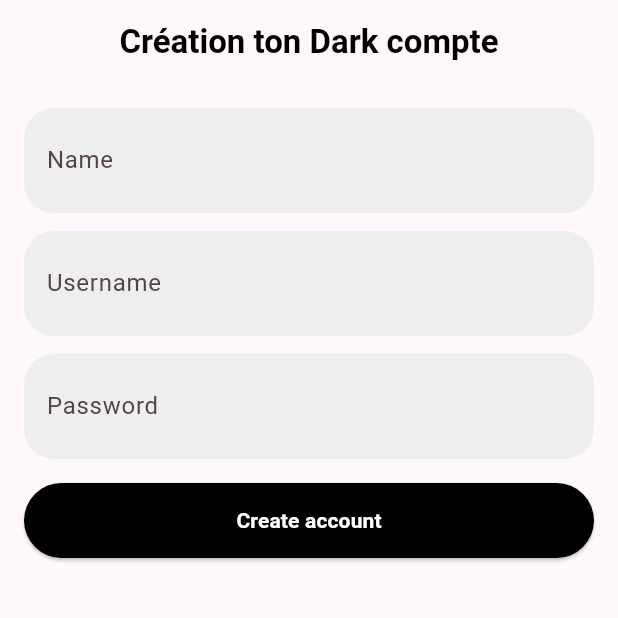
After one commit to CesiChatPHPFlutter/DarkChat, a Flutter app: the screen it shows after launch, after a tap on "Sign Up", on a phone screen of 412 x 824 dp, the top half of it. The commit adds this screen. Run offline on Flutter 3.47's test engine with Material 3 defaults, Android fonts, the phone set to English and light mode, and no system bars; network calls fail.

Commit message:
Add token field to User model and handle login failure, create account , function getChats

```diff
--- a/lib/models/user.dart
+++ b/lib/models/user.dart
@@ -3,8 +3,9 @@ class User {
   String? name;
   String? mail;
   String? password;
+  String? token;
 
-  User({this.user_id, this.name, this.mail, this.password});
+  User({this.user_id, this.name, this.mail, this.password, required String token});
 
   Map<String, dynamic> toMap() {
     return {
@@ -21,6 +22,7 @@ class User {
       name: map['name'],
       mail: map['mail'],
       password: map['password'],
+      token: map['token'],
     );
   }
 }
--- /dev/null
+++ b/lib/pages/createAccount.dart
@@ -0,0 +1,163 @@
+import 'package:flutter/material.dart';
+import 'package:message_app/repositories/user_repository.dart';
+import 'package:message_app/pages/login.dart';
+
+class CreateAccount extends StatefulWidget {
+  const CreateAccount({Key? key}) : super(key: key);
+
+  @override
+  _CreateAccountState createState() => _CreateAccountState();
+}
+
+class _CreateAccountState extends State<CreateAccount> {
+  final TextEditingController _nameController = TextEditingController();
+  final TextEditingController _usernameController = TextEditingController();
+  final TextEditingController _passwordController = TextEditingController();
+
+  void _submitForm() async {
+    String name = _nameController.text;
+    String username = _usernameController.text;
+    String password = _passwordController.text;
+
+    // Vérifiez si l'un des champs est vide
+    if (name.isEmpty || username.isEmpty || password.isEmpty) {
+      showDialog(
+        context: context,
+        builder: (BuildContext context) {
+          return AlertDialog(
+            title: Text('Champs incomplets'),
+            content: Text('Veuillez remplir tous les champs.'),
+            actions: <Widget>[
+              TextButton(
+                onPressed: () {
+                  Navigator.of(context).pop();
+                },
+                child: Text('OK'),
+              ),
+            ],
+          );
+        },
+      );
+      return;
+    }
+
+    int? responseCode = await UserRepository.signUp(name, username, password);
+
+    if (responseCode == 200) {
+      Navigator.pushReplacement(
+        context,
+        MaterialPageRoute(builder: (context) => Login()),
+      );
+    } else {
+      // Handle sign up failure
+      showDialog(
+        context: context,
+        builder: (BuildContext context) {
+          return AlertDialog(
+            title: Text('Échec de la création'),
+            content: Text('Échec de la création du compte. Veuillez réessayer.'),
+            actions: <Widget>[
+              TextButton(
+                onPressed: () {
+                  Navigator.of(context).pop();
+                },
+                child: Text('OK'),
+              ),
+            ],
+          );
+        },
+      );
+    }
+  }
+
+
+  @override
+  Widget build(BuildContext context) {
+    return Scaffold(
+      appBar: AppBar(
+        backgroundColor: Colors.transparent,
+        automaticallyImplyLeading: false,
+        elevation: 0,
+        title: const Text(
+          'Création ton Dark compte',
+          style: TextStyle(
+            color: Colors.black,
+            fontWeight: FontWeight.bold,
+          ),
+        ),
+        centerTitle: true,
+      ),
+      body: Padding(
+        padding: EdgeInsets.all(16.0),
+        child: Column(
+          crossAxisAlignment: CrossAxisAlignment.stretch,
+          children: <Widget>[
+            Container(
+              decoration: BoxDecoration(
+                color: Colors.grey[200],
+                borderRadius: BorderRadius.circular(20),
+              ),
+              child: TextField(
+                controller: _nameController,
+                decoration: InputDecoration(
+                  labelText: 'Name',
+                  border: InputBorder.none,
+                  contentPadding: EdgeInsets.all(15),
+                ),
+              ),
+            ),
+            SizedBox(height: 12),
+            Container(
+              decoration: BoxDecoration(
+                color: Colors.grey[200],
+                borderRadius: BorderRadius.circular(20),
+              ),
+              child: TextField(
+                controller: _usernameController,
+                decoration: InputDecoration(
+                  labelText: 'Username',
+                  border: InputBorder.none,
+                  contentPadding: EdgeInsets.all(15),
+                ),
+              ),
+            ),
+            SizedBox(height: 12),
+            Container(
+              decoration: BoxDecoration(
+                color: Colors.grey[200],
+                borderRadius: BorderRadius.circular(20),
+              ),
+              child: TextField(
+                controller: _passwordController,
+                decoration: InputDecoration(
+                  labelText: 'Password',
+                  border: InputBorder.none,
+                  contentPadding: EdgeInsets.all(15),
+                ),
+                obscureText: true,
+              ),
+            ),
+            SizedBox(height: 16),
+            ElevatedButton(
+                onPressed: _submitForm,
+                child: Text(
+                  'Create account',
+                  style: TextStyle(
+                    color: Colors.white,
+                    fontWeight: FontWeight.bold,
+                  ),
+                ),
+                style: ElevatedButton.styleFrom(
+                  primary: Colors.black,
+                  padding: EdgeInsets.symmetric(vertical: 15, horizontal: 50),
+                  shape: RoundedRectangleBorder(
+                    borderRadius: BorderRadius.circular(30.0),
+                  ),
+                ),
+              ),
+          ],
+        ),
+      ),
+    );
+  }
+}
--- a/lib/pages/login.dart
+++ b/lib/pages/login.dart
@@ -1,5 +1,6 @@
 import 'package:flutter/material.dart';
 import 'package:message_app/models/user.dart';
+import 'package:message_app/pages/createAccount.dart';
 import 'package:message_app/pages/menu.dart';
 import 'package:message_app/repositories/user_repository.dart';
 
@@ -28,8 +29,17 @@ class _LoginState extends State<Login> {
         ),
       );
     } else {
+      // Handle login failure
+    }
+  }
 
-    }
+  void _goToSignUp() {
+    Navigator.push(
+        context,
+        MaterialPageRoute(
+          builder: (context) => CreateAccount(),
+        ),
+      );
   }
 
   @override
@@ -38,6 +48,7 @@ class _LoginState extends State<Login> {
       backgroundColor: Colors.white,
       appBar: AppBar(
         backgroundColor: Colors.transparent,
+        automaticallyImplyLeading: false,
         elevation: 0,
         title: const Text(
           'Dark Chat',
@@ -48,11 +59,12 @@ class _LoginState extends State<Login> {
         ),
         centerTitle: true,
       ),
-      body: Padding(
+      body: SingleChildScrollView(
+        child: Padding(
           padding: const EdgeInsets.all(16.0),
           child: Column(
             mainAxisAlignment: MainAxisAlignment.center,
-          children: <Widget>[ // Space above the image
+            children: <Widget>[
               Container(
                 margin: const EdgeInsets.only(bottom: 50),
                 height: MediaQuery.of(context).size.height * 0.15,
@@ -108,7 +120,19 @@ class _LoginState extends State<Login> {
                   ),
                 ),
               ),
+              SizedBox(height: 10),
+              TextButton(
+                onPressed: _goToSignUp,
+                child: Text(
+                  'Sign Up',
+                  style: TextStyle(
+                    color: Colors.black,
+                    fontWeight: FontWeight.bold,
+                  ),
+                ),
+              ),
             ],
+          ),
         ),
       ),
     );
```
Also changed, not shown: lib/repositories/user_repository.dart (+71 -1 lines). Lines whose indentation alone changed are shown as unchanged.
